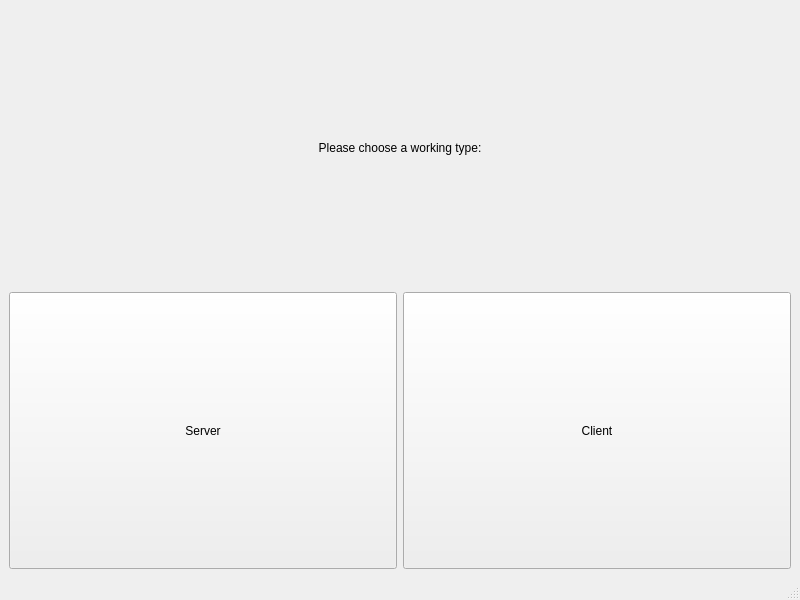
Co1lin/Landlords, file Landlords/connetwindow.ui: the form before one commit.
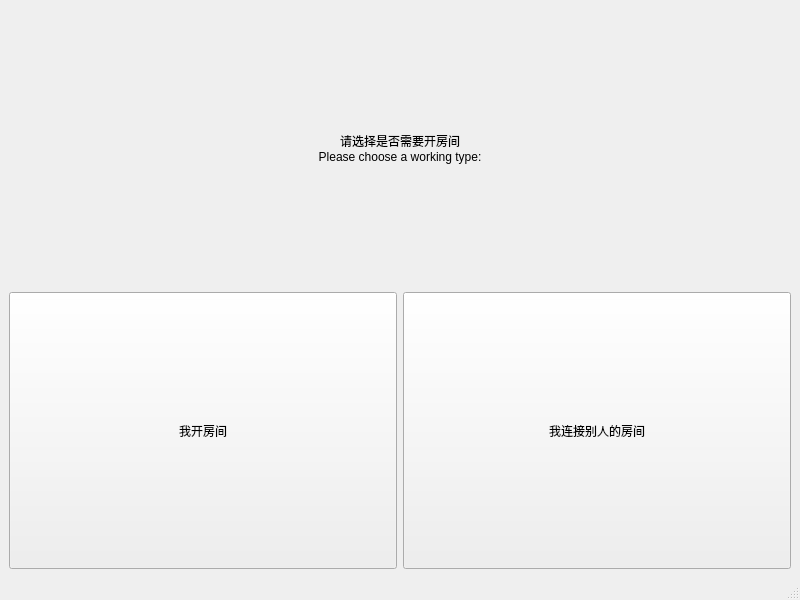
The form after the commit.

```diff
--- a/Landlords/connetwindow.ui
+++ b/Landlords/connetwindow.ui
@@ -24,7 +24,8 @@
        </sizepolicy>
       </property>
       <property name="text">
-       <string>Please choose a working type:</string>
+       <string>请选择是否需要开房间
+Please choose a working type:</string>
       </property>
       <property name="alignment">
        <set>Qt::AlignCenter</set>
@@ -40,7 +41,7 @@
        </sizepolicy>
       </property>
       <property name="text">
-       <string>Server</string>
+       <string>我开房间</string>
       </property>
      </widget>
     </item>
@@ -53,7 +54,7 @@
        </sizepolicy>
       </property>
       <property name="text">
-       <string>Client</string>
+       <string>我连接别人的房间</string>
       </property>
      </widget>
     </item>
```
